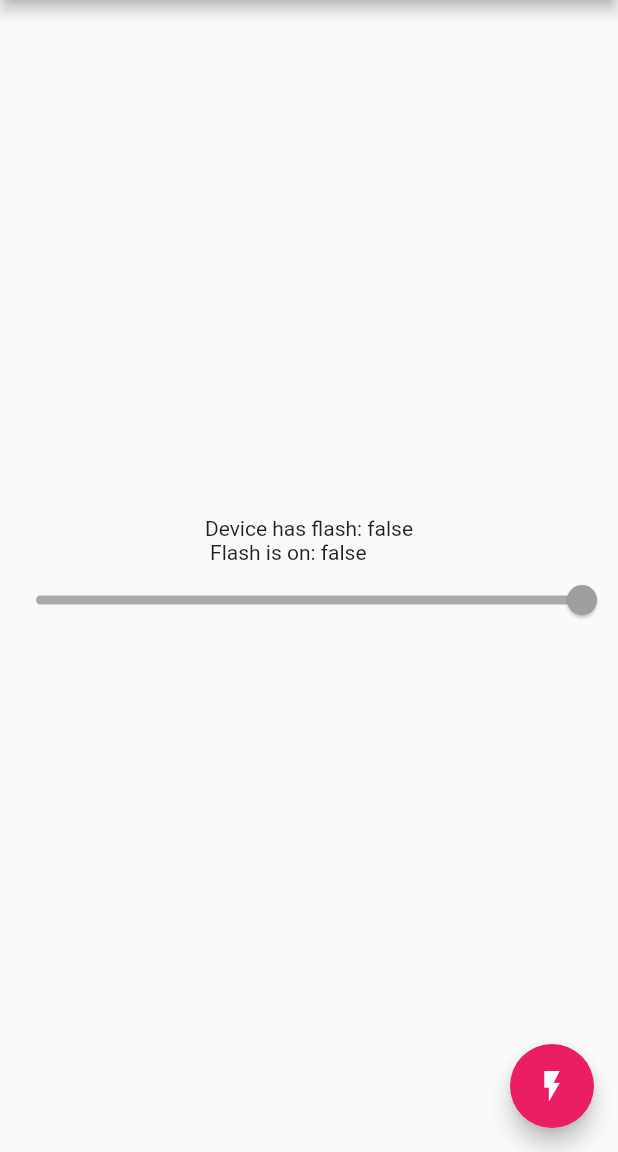
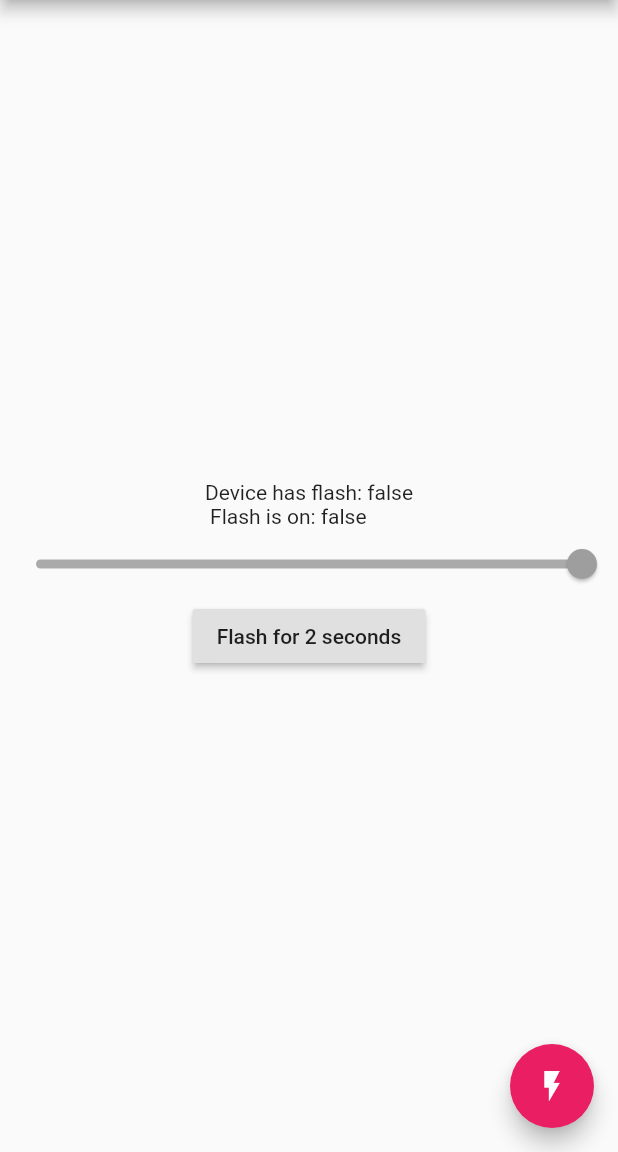
Before and after one commit to clovisnicolas/flutter_lamp, a Flutter app: the screen it shows after launch, on a phone screen of 412 x 824 dp, the part 84-1236 px from its top. Run offline on Flutter 3.47's test engine with Material 2 defaults, Android fonts, the phone set to English and light mode, and no system bars.

Commit message:
add flash with duration sample

```diff
--- a/example/lib/main.dart
+++ b/example/lib/main.dart
@@ -37,7 +37,8 @@ class _MyAppState extends State<MyApp> {
             mainAxisAlignment: MainAxisAlignment.center,
               children: <Widget>[
             new Text('Device has flash: $_hasFlash\n Flash is on: $_isOn'),
-            new Slider(value: _intensity, onChanged: _isOn ? _intensityChanged : null)
+            new Slider(value: _intensity, onChanged: _isOn ? _intensityChanged : null),
+            new RaisedButton(onPressed: () async => await Lamp.flash(new Duration(seconds: 2)), child:  new Text("Flash for 2 seconds"))
           ]),
         ),
         floatingActionButton: new FloatingActionButton(
--- a/lib/lamp.dart
+++ b/lib/lamp.dart
@@ -8,6 +8,6 @@ class Lamp {
   static Future turnOn({double intensity = 1.0}) => _channel.invokeMethod('turnOn', {'intensity' : intensity.clamp(0.01, 1.0)});
   static Future turnOff() => _channel.invokeMethod('turnOff');
   static Future<bool> get hasLamp async => await _channel.invokeMethod('hasLamp');
-  static Future flash(Duration duration) => turnOn().whenComplete(() => Future.delayed(duration, () => turnOff()));
+  static Future flash(Duration duration) => turnOn().whenComplete(() => new Future.delayed(duration, () => turnOff()));
 
 }
```
Also changed, not shown: 2 other files.
